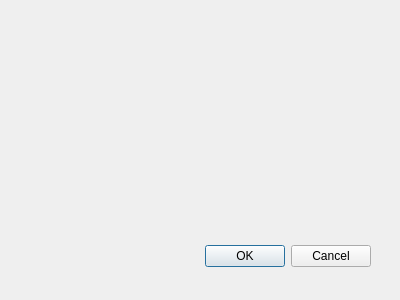
Old version of the form widgets/editor/EditorTools/Settings/presetsettings.ui in the repository taliyos/DialogueCreatorForGames.
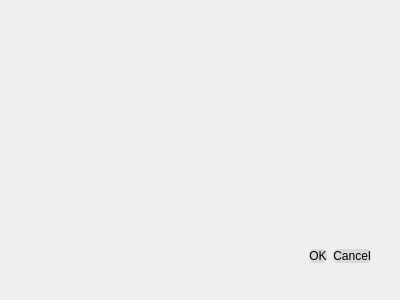
New version of the form.

Commit message: Settings Page Styles

Diff of the .ui file:
```diff
--- a/widgets/editor/EditorTools/Settings/presetsettings.ui
+++ b/widgets/editor/EditorTools/Settings/presetsettings.ui
@@ -13,6 +13,26 @@
   <property name="windowTitle">
    <string>Dialog</string>
   </property>
+  <property name="styleSheet">
+   <string notr="true">QPushButton {
+	border-radius: 5px;
+	background-color: #d9d9d9;
+	color: black;
+}
+
+QPushButton:Hover {
+	background-color: #fefefe;
+}
+
+QPushButton:Pressed {
+	background-color: #a3a3a3;
+}
+
+#buttonBox QPushButton {
+	min-width: 60px;
+	min-height: 32px;
+}</string>
+  </property>
   <widget class="QDialogButtonBox" name="buttonBox">
    <property name="geometry">
     <rect>
```
The commit also changes 9 other files.
